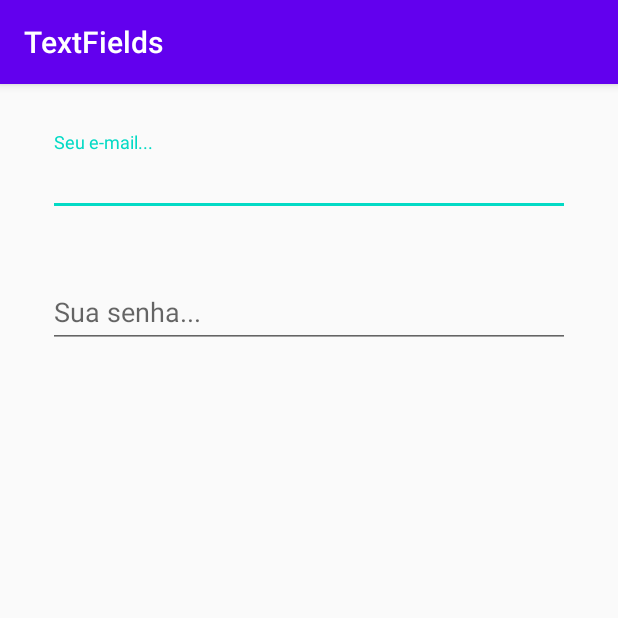
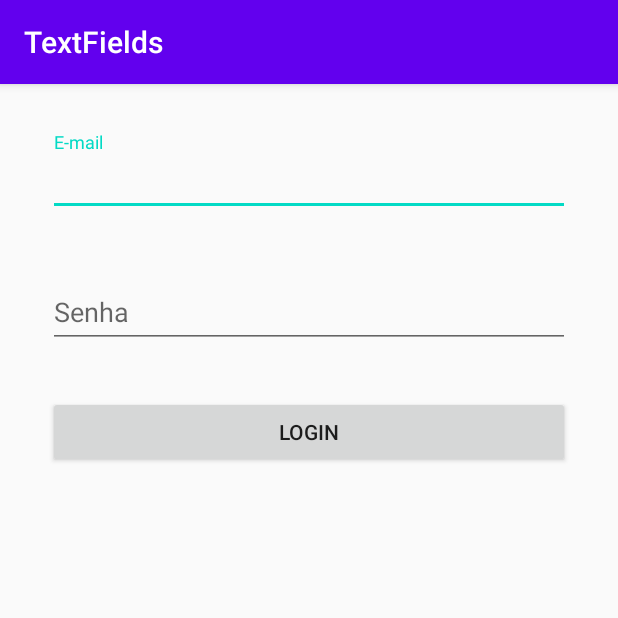
Before and after one commit to GabrielRJesus/AndroidProjects, an Android app: the screen it shows after launch (MainActivity), on a phone screen of 412 x 824 dp, the top half of it. Run offline under Robolectric (Android 15) with nearby library versions, the phone set to English and light mode, and no system bars.

Commit message:
Validação dos imputTexts

```diff
--- a/TextFields/app/src/main/java/dev/gabrieljesus/textfields/MainActivity.java
+++ b/TextFields/app/src/main/java/dev/gabrieljesus/textfields/MainActivity.java
@@ -1,14 +1,59 @@
 package dev.gabrieljesus.textfields;
 
 import androidx.appcompat.app.AppCompatActivity;
+import androidx.appcompat.widget.AppCompatEditText;
 
 import android.os.Bundle;
+import android.view.View;
+import android.widget.Button;
+
+import com.google.android.material.textfield.TextInputLayout;
 
 public class MainActivity extends AppCompatActivity {
+
+    private AppCompatEditText editTextEmail;
+    private AppCompatEditText editTextPassword;
+
+    private TextInputLayout textLayoutEmail;
+    private TextInputLayout textLayoutPassword;
+
+    private Button buttonLogin;
 
     @Override
     protected void onCreate(Bundle savedInstanceState) {
         super.onCreate(savedInstanceState);
         setContentView(R.layout.activity_main);
+
+        editTextEmail = findViewById(R.id.et_email);
+        textLayoutEmail = findViewById(R.id.txtlayout_email);
+
+        editTextPassword = findViewById(R.id.et_password);
+        textLayoutPassword = findViewById(R.id.txtlayout_password);
+
+        buttonLogin = findViewById(R.id.btn_login);
+
+        buttonLogin.setOnClickListener(new View.OnClickListener() {
+           @Override
+            public void onClick(View view) {
+              validateForm();
+            }
+        });
+
+    }
+
+    private void validateForm(){
+        if(editTextEmail.getText().toString().isEmpty()){
+            textLayoutEmail.setErrorEnabled(true);
+            textLayoutEmail.setError("Preencha com seu e-mail");
+        }else{
+            textLayoutEmail.setErrorEnabled(false);
+        }
+
+        if(editTextPassword.getText().toString().isEmpty()){
+            textLayoutPassword.setErrorEnabled(true);
+            textLayoutPassword.setError("Preencha com sua senha");
+        }else{
+            textLayoutPassword.setErrorEnabled(false);
+        }
     }
 }
--- a/TextFields/app/src/main/res/layout/activity_main.xml
+++ b/TextFields/app/src/main/res/layout/activity_main.xml
@@ -42,4 +42,13 @@
 
     </com.google.android.material.textfield.TextInputLayout>
 
+    <Button
+        android:id="@+id/btn_login"
+        android:layout_width="match_parent"
+        android:layout_height="wrap_content"
+        android:layout_marginTop="32dp"
+        android:layout_marginLeft="32dp"
+        android:layout_marginRight="32dp"
+        android:text="@string/btn_login"/>
+
 </LinearLayout>
--- a/TextFields/app/src/main/res/values/strings.xml
+++ b/TextFields/app/src/main/res/values/strings.xml
@@ -1,5 +1,6 @@
 <resources>
     <string name="app_name">TextFields</string>
-    <string name="hint_email">Seu e-mail...</string>
-    <string name="hint_password">Sua senha...</string>
+    <string name="hint_email">E-mail</string>
+    <string name="hint_password">Senha</string>
+    <string name="btn_login">Login</string>
 </resources>
```
